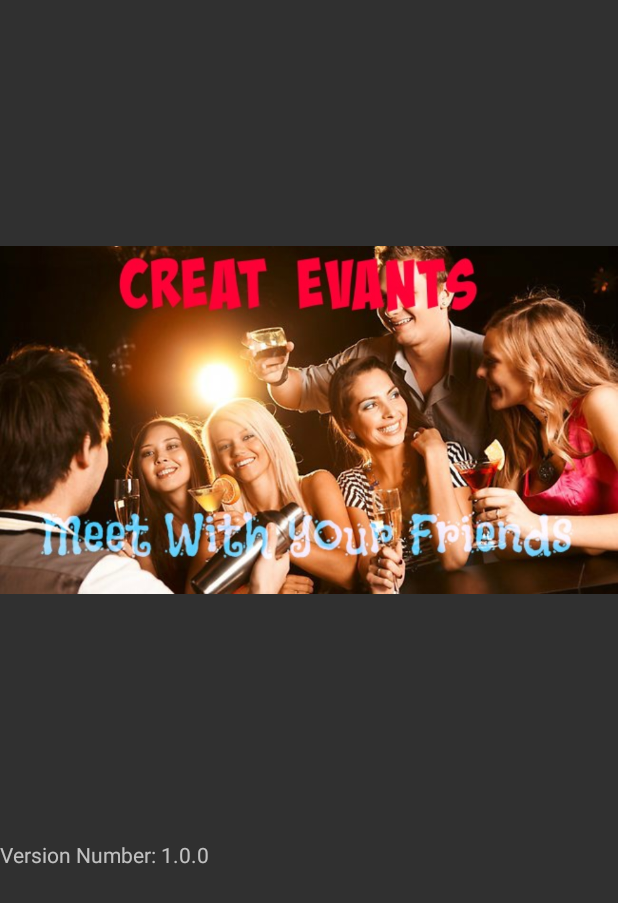
After one commit to BlackRoger/Android, an Android app: the SplashScreen screen opened directly, with no data from a screen before it, on a phone screen of 412 x 824 dp. The commit adds this screen. Shown: the top 903 px of the screen. Run offline under Robolectric (Android 15) with nearby library versions, the phone set to English and light mode, and no system bars.

Commit message:
add splash screen

```diff
--- /dev/null
+++ b/FinalProject/MeetMe/app/src/main/java/com/meetme/meetme/SplashScreen.java
@@ -0,0 +1,37 @@
+package com.meetme.meetme;
+
+import android.os.Bundle;
+import android.support.design.widget.FloatingActionButton;
+import android.support.design.widget.Snackbar;
+import android.support.v7.app.AppCompatActivity;
+import android.support.v7.widget.Toolbar;
+import android.view.Menu;
+import android.view.View;
+import android.app.Activity;
+import android.content.Intent;
+import android.os.Bundle;
+import android.os.Handler;
+public class SplashScreen extends Activity  {
+
+    /** Duration of wait **/
+    private final int SPLASH_DISPLAY_LENGTH = 2000;
+
+    /** Called when the activity is first created. */
+    @Override
+    public void onCreate(Bundle icicle) {
+        super.onCreate(icicle);
+        setContentView(R.layout.activity_splash_screen);
+
+        /* New Handler to start the Menu-Activity
+         * and close this Splash-Screen after some seconds.*/
+        new Handler().postDelayed(new Runnable(){
+            @Override
+            public void run() {
+                /* Create an Intent that will start the Menu-Activity. */
+                Intent mainIntent = new Intent(SplashScreen.this,LoginActivity.class);
+                SplashScreen.this.startActivity(mainIntent);
+                SplashScreen.this.finish();
+            }
+        }, SPLASH_DISPLAY_LENGTH);
+    }
+}
--- a/FinalProject/MeetMe/app/src/main/java/com/meetme/meetme/mainScreen_with_drawer.java
+++ b/FinalProject/MeetMe/app/src/main/java/com/meetme/meetme/mainScreen_with_drawer.java
@@ -41,6 +41,7 @@ import com.facebook.GraphRequest;
 import com.facebook.GraphResponse;
 import com.facebook.HttpMethod;
 import com.facebook.Profile;
+import com.facebook.login.widget.LoginButton;
 import com.facebook.login.widget.ProfilePictureView;
 import com.meetme.meetme.DataManagers.DataBase.EventInfo;
 import com.meetme.meetme.DataManagers.DataManager;
@@ -132,7 +133,6 @@ public class mainScreen_with_drawer extends AppCompatActivity
         } else if (id == R.id.nav_my_callendar) {
             startActivity(new Intent(this, EventsCalendar.class));
         } else if (id == R.id.nav_Logout) {
-            //     startActivity(new Intent(this, LoginActivityFragment.class));
             finish();
         }
 
--- /dev/null
+++ b/FinalProject/MeetMe/app/src/main/res/layout/activity_splash_screen.xml
@@ -0,0 +1,21 @@
+<?xml version="1.0" encoding="utf-8"?>
+<LinearLayout xmlns:android="http://schemas.android.com/apk/res/android"
+    android:layout_width="fill_parent"
+    android:layout_height="fill_parent"
+    android:id="@+id/splashscreen1"
+    android:orientation="vertical"
+    android:weightSum="1">
+
+    <ImageView
+        android:id="@+id/splashscreen"
+        android:layout_width="match_parent"
+        android:layout_height="560dp"
+        android:layout_gravity="center"
+        android:src="@drawable/main_screen" />
+
+    <TextView
+        android:layout_width="fill_parent"
+        android:layout_height="wrap_content"
+        android:text="Version Number: 1.0.0" />
+
+</LinearLayout>
--- a/FinalProject/MeetMe/app/src/main/res/values/strings.xml
+++ b/FinalProject/MeetMe/app/src/main/res/values/strings.xml
@@ -77,5 +77,6 @@
         <item>Hangout</item>
         <item>Club</item>
     </string-array>
+    <string name="title_activity_splash_screen">SplashScreen</string>
 
 </resources>
```
Also changed, not shown: FinalProject/MeetMe/app/src/main/AndroidManifest.xml (+24 -19 lines), FinalProject/MeetMe/app/src/main/res/layout/content_splash_screen.xml (added, +12 -0 lines).
